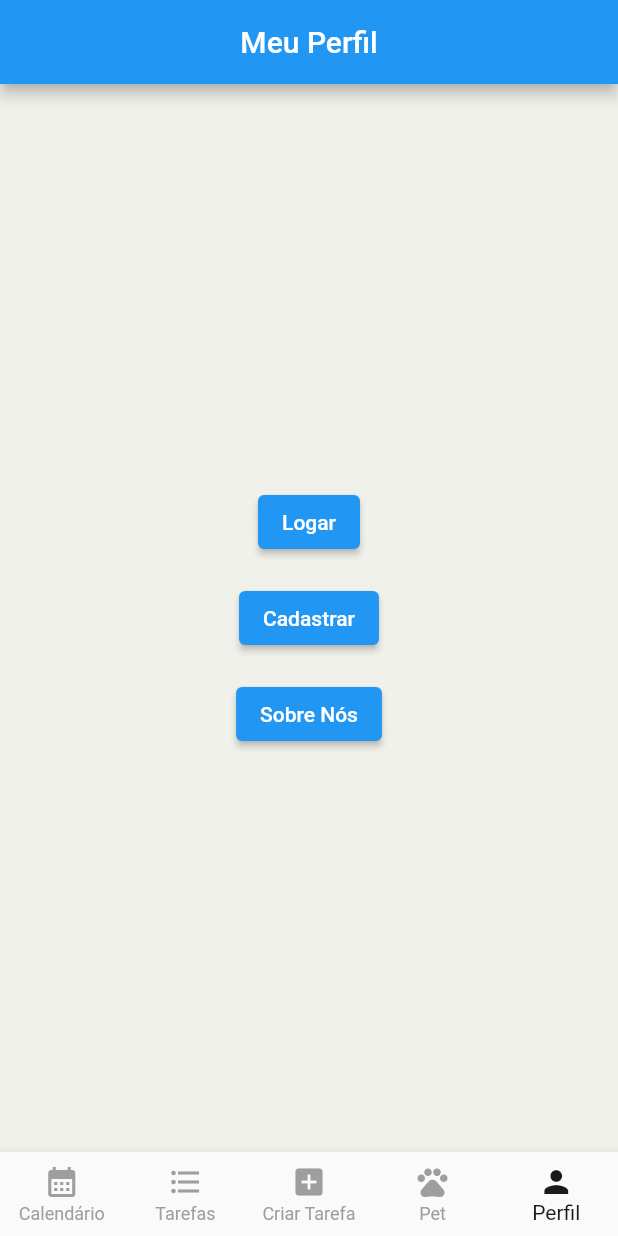
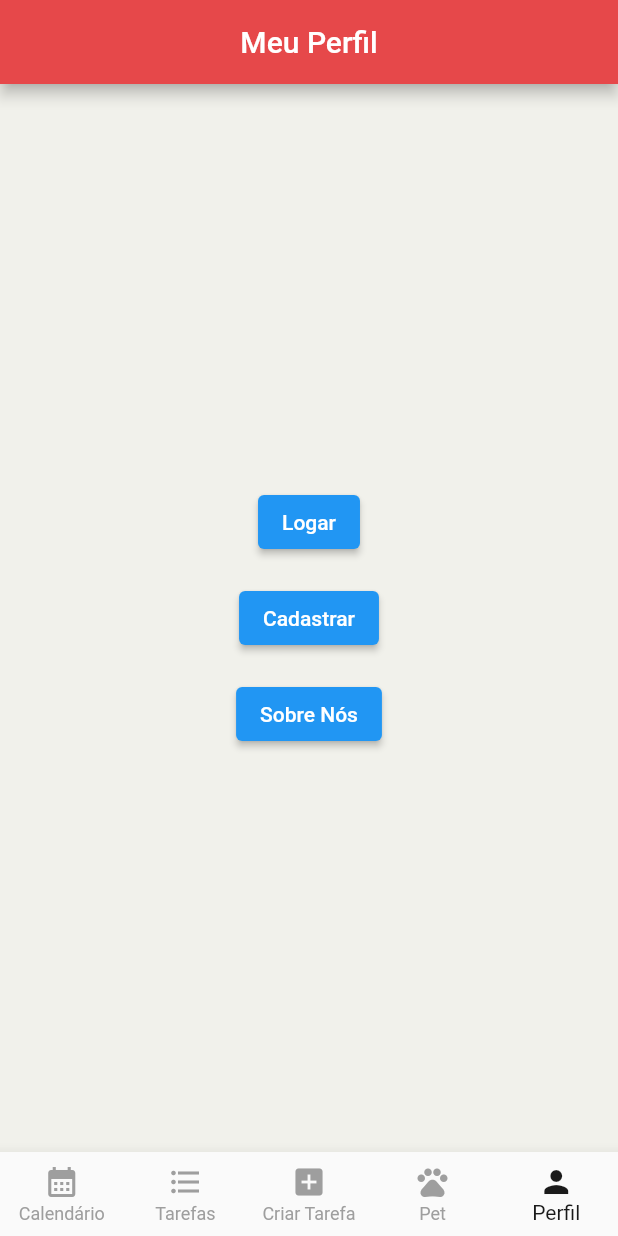
Before and after one commit to SauloMFreitas/LDDM-Projeto, a Flutter app: the screen it shows after launch, item 5 of the bottom bar chosen, on a phone screen of 412 x 824 dp. Run offline on Flutter 3.47's test engine with Material 2 defaults, Android fonts, the phone set to English and light mode, and no system bars; our stand-ins replace percent_indicator, table_calendar.

Commit message:
cor do perfil alterada

```diff
--- a/Myplanner/lib/Perfil.dart
+++ b/Myplanner/lib/Perfil.dart
@@ -17,7 +17,7 @@ class _PerfilState extends State<Perfil> {
     return Scaffold(
       appBar: AppBar(
         title: Text("Meu Perfil"),
-        backgroundColor: Colors.blue,
+        backgroundColor: AppStyles.highlightColor,
               centerTitle: true,
       ),
       body: Container(
--- a/Myplanner/lib/Sobre.dart
+++ b/Myplanner/lib/Sobre.dart
@@ -32,7 +32,7 @@ class _Sobre extends State<Sobre> {
                 textAlign: TextAlign.center,
                 style:
                 TextStyle(
-                  color: Colors.white,
+                  color: Colors.black,
                 ),),
 
                 SizedBox(height: 16.0),
@@ -42,7 +42,7 @@ class _Sobre extends State<Sobre> {
                 textAlign: TextAlign.center,
                 style:
                 TextStyle(
-                  color: Colors.white,
+                  color: Colors.black,
                 ),),
 
                 SizedBox(height: 16.0),
@@ -53,7 +53,7 @@ class _Sobre extends State<Sobre> {
                 textAlign: TextAlign.center,
                 style:
                 TextStyle(
-                  color: Colors.white,
+                  color: Colors.black,
                 ),),
               ],
             )
```
